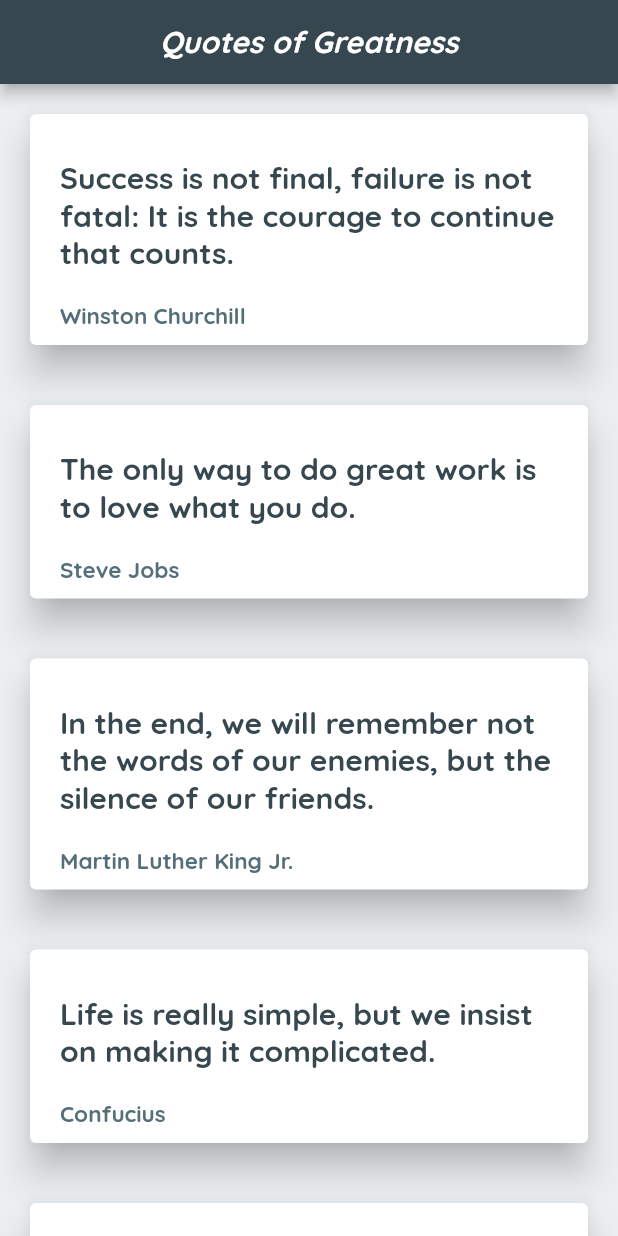
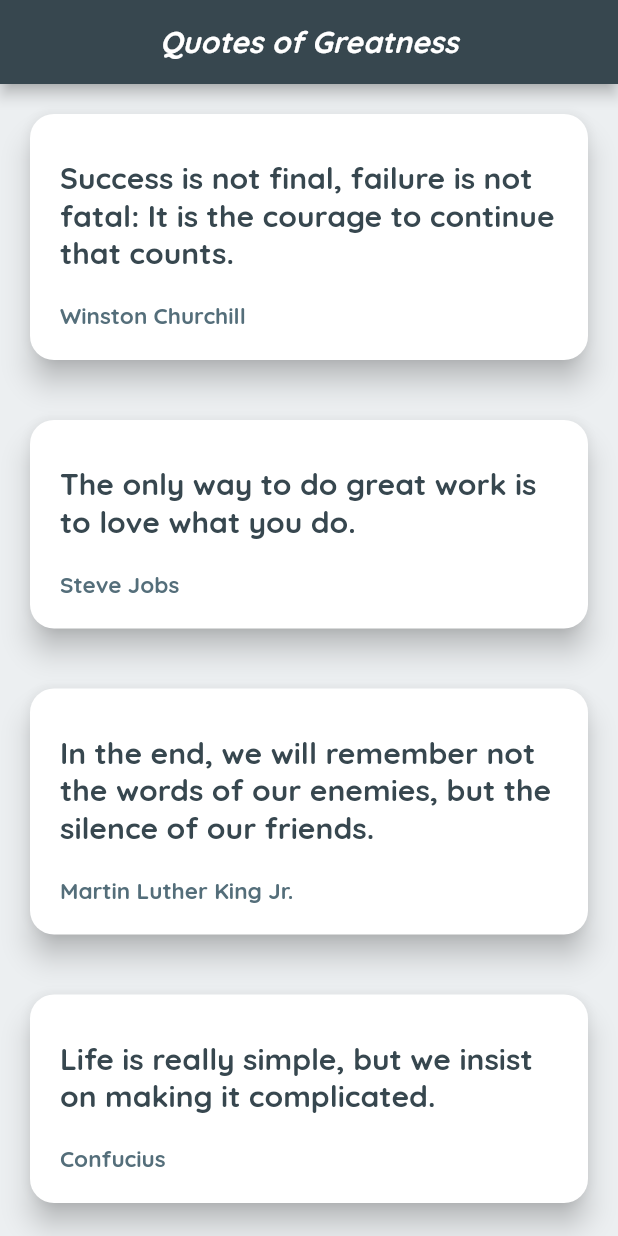
Before and after one commit to CovenantJunior/quote_list, a Flutter app: the screen it shows after launch, on a phone screen of 412 x 824 dp. Run offline on Flutter 3.47's test engine with Material 2 defaults, Android fonts, the phone set to English and light mode, and no system bars.

Commit message:
Little More Styles

```diff
--- a/lib/main.dart
+++ b/lib/main.dart
@@ -94,10 +94,13 @@
 
   Widget quoteCard(quote) {
     return Card(
-      elevation: 10,
+      shape: RoundedRectangleBorder(
+        borderRadius: BorderRadius.circular(16.0),
+      ),
+      elevation: 8,
       margin: const EdgeInsetsDirectional.all(20),
       child: Padding(
-        padding: const EdgeInsets.fromLTRB(20.0,30.0, 10.0, 10.0),
+        padding: const EdgeInsets.fromLTRB(20.0,30.0, 10.0, 20.0),
         child: Column(
           crossAxisAlignment: CrossAxisAlignment.stretch,
           children: <Widget>[
```
Also changed, not shown: 2 other files.
